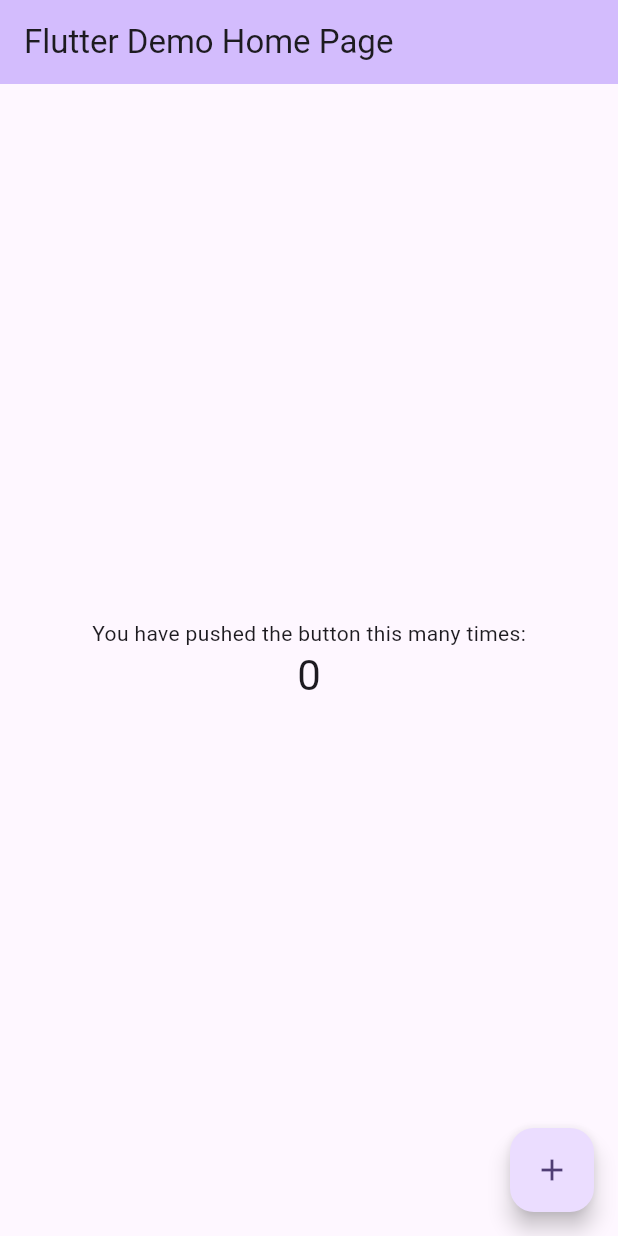
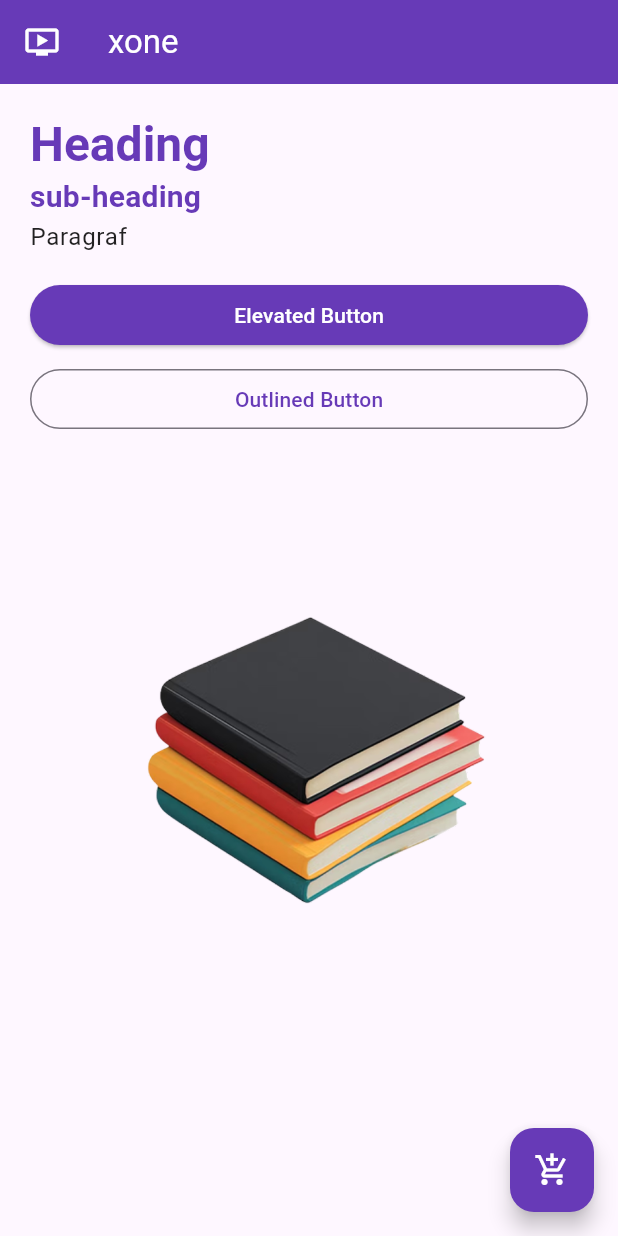
Before and after one commit to xone404/flutterlogin, a Flutter app: the screen it shows after launch, on a phone screen of 412 x 824 dp. Run offline on Flutter 3.47's test engine with Material 3 defaults, Android fonts, the phone set to English and light mode, and no system bars.

Commit message:
heading dll

```diff
--- a/lib/main.dart
+++ b/lib/main.dart
@@ -1,122 +1,102 @@
 import 'package:flutter/material.dart';
 
-void main() {
-  runApp(const MyApp());
-}
+void main() => runApp(const App());
 
-class MyApp extends StatelessWidget {
-  const MyApp({super.key});
+class App extends StatelessWidget {
+  const App({Key? key}) : super(key: key);
 
-  // This widget is the root of your application.
   @override
   Widget build(BuildContext context) {
     return MaterialApp(
-      title: 'Flutter Demo',
+      title: 'Xone App',
       theme: ThemeData(
-        // This is the theme of your application.
-        //
-        // TRY THIS: Try running your application with "flutter run". You'll see
-        // the application has a purple toolbar. Then, without quitting the app,
-        // try changing the seedColor in the colorScheme below to Colors.green
-        // and then invoke "hot reload" (save your changes or press the "hot
-        // reload" button in a Flutter-supported IDE, or press "r" if you used
-        // the command line to start the app).
-        //
-        // Notice that the counter didn't reset back to zero; the application
-        // state is not lost during the reload. To reset the state, use hot
-        // restart instead.
-        //
-        // This works for code too, not just values: Most code changes can be
-        // tested with just a hot reload.
-        colorScheme: ColorScheme.fromSeed(seedColor: Colors.deepPurple),
+        brightness: Brightness.light,
+        primarySwatch: Colors.deepPurple,
+        textTheme: const TextTheme(
+          headlineLarge: TextStyle(
+            fontSize: 32,
+            fontWeight: FontWeight.bold,
+            color: Colors.deepPurple,
+          ),
+          titleMedium: TextStyle(
+            fontSize: 20,
+            fontWeight: FontWeight.w600,
+            color: Colors.deepPurple,
+          ),
+          bodyLarge: TextStyle(fontSize: 16, color: Colors.black87),
+        ),
+        floatingActionButtonTheme: const FloatingActionButtonThemeData(
+          backgroundColor: Colors.deepPurple,
+        ),
+        elevatedButtonTheme: ElevatedButtonThemeData(
+          style: ElevatedButton.styleFrom(
+            backgroundColor: Colors.deepPurple,
+            foregroundColor: Colors.white,
+          ),
+        ),
+        outlinedButtonTheme: OutlinedButtonThemeData(
+          style: OutlinedButton.styleFrom(foregroundColor: Colors.deepPurple),
+        ),
+        appBarTheme: const AppBarTheme(
+          backgroundColor: Colors.deepPurple,
+          foregroundColor: Colors.white,
+          iconTheme: IconThemeData(
+            color: Colors.white,
+          ), // WARNA IKON PUTIH BIAR KONTRAS
+        ),
       ),
-      home: const MyHomePage(title: 'Flutter Demo Home Page'),
+      darkTheme: ThemeData(
+        brightness: Brightness.dark,
+        primarySwatch: Colors.deepPurple,
+      ),
+      themeMode: ThemeMode.light,
+      home: const Apphome(),
     );
   }
 }
 
-class MyHomePage extends StatefulWidget {
-  const MyHomePage({super.key, required this.title});
-
-  // This widget is the home page of your application. It is stateful, meaning
-  // that it has a State object (defined below) that contains fields that affect
-  // how it looks.
-
-  // This class is the configuration for the state. It holds the values (in this
-  // case the title) provided by the parent (in this case the App widget) and
-  // used by the build method of the State. Fields in a Widget subclass are
-  // always marked "final".
-
-  final String title;
-
-  @override
-  State<MyHomePage> createState() => _MyHomePageState();
-}
-
-class _MyHomePageState extends State<MyHomePage> {
-  int _counter = 0;
-
-  void _incrementCounter() {
-    setState(() {
-      // This call to setState tells the Flutter framework that something has
-      // changed in this State, which causes it to rerun the build method below
-      // so that the display can reflect the updated values. If we changed
-      // _counter without calling setState(), then the build method would not be
-      // called again, and so nothing would appear to happen.
-      _counter++;
-    });
-  }
+class Apphome extends StatelessWidget {
+  const Apphome({Key? key}) : super(key: key);
 
   @override
   Widget build(BuildContext context) {
-    // This method is rerun every time setState is called, for instance as done
-    // by the _incrementCounter method above.
-    //
-    // The Flutter framework has been optimized to make rerunning build methods
-    // fast, so that you can just rebuild anything that needs updating rather
-    // than having to individually change instances of widgets.
     return Scaffold(
+      backgroundColor: Theme.of(context).scaffoldBackgroundColor,
       appBar: AppBar(
-        // TRY THIS: Try changing the color here to a specific color (to
-        // Colors.amber, perhaps?) and trigger a hot reload to see the AppBar
-        // change color while the other colors stay the same.
-        backgroundColor: Theme.of(context).colorScheme.inversePrimary,
-        // Here we take the value from the MyHomePage object that was created by
-        // the App.build method, and use it to set our appbar title.
-        title: Text(widget.title),
+        title: const Text("xone"),
+        leading: const Icon(Icons.ondemand_video),
       ),
-      body: Center(
-        // Center is a layout widget. It takes a single child and positions it
-        // in the middle of the parent.
-        child: Column(
-          // Column is also a layout widget. It takes a list of children and
-          // arranges them vertically. By default, it sizes itself to fit its
-          // children horizontally, and tries to be as tall as its parent.
-          //
-          // Column has various properties to control how it sizes itself and
-          // how it positions its children. Here we use mainAxisAlignment to
-          // center the children vertically; the main axis here is the vertical
-          // axis because Columns are vertical (the cross axis would be
-          // horizontal).
-          //
-          // TRY THIS: Invoke "debug painting" (choose the "Toggle Debug Paint"
-          // action in the IDE, or press "p" in the console), to see the
-          // wireframe for each widget.
-          mainAxisAlignment: MainAxisAlignment.center,
-          children: <Widget>[
-            const Text('You have pushed the button this many times:'),
-            Text(
-              '$_counter',
-              style: Theme.of(context).textTheme.headlineMedium,
+      floatingActionButton: FloatingActionButton(
+        onPressed: () {},
+        backgroundColor: Colors.deepPurple, // warna latar FAB
+        foregroundColor: Colors.white, // warna ikon jadi putih
+        child: const Icon(Icons.add_shopping_cart_outlined),
+      ),
+      body: Padding(
+        padding: const EdgeInsets.all(20.0),
+        child: ListView(
+          children: [
+            Text("Heading", style: Theme.of(context).textTheme.headlineLarge),
+            Text("sub-heading", style: Theme.of(context).textTheme.titleMedium),
+            Text("Paragraf", style: Theme.of(context).textTheme.bodyLarge),
+            const SizedBox(height: 16),
+            ElevatedButton(
+              onPressed: () {},
+              child: const Text("Elevated Button"),
+            ),
+            const SizedBox(height: 8),
+            OutlinedButton(
+              onPressed: () {},
+              child: const Text("Outlined Button"),
+            ),
+            const SizedBox(height: 20),
+            const Padding(
+              padding: EdgeInsets.all(30.0),
+              child: Image(image: AssetImage("assets/images/buku.png")),
             ),
           ],
         ),
       ),
-      floatingActionButton: FloatingActionButton(
-        onPressed: _incrementCounter,
-        tooltip: 'Increment',
-        child: const Icon(Icons.add),
-      ), // This trailing comma makes auto-formatting nicer for build methods.
     );
   }
 }
--- /dev/null
+++ b/packages/auth_repository/analysis_options.yaml
@@ -0,0 +1,4 @@
+include: package:flutter_lints/flutter.yaml
+
+# Additional information about this file can be found at
+# https://dart.dev/guides/language/analysis-options
--- /dev/null
+++ b/packages/auth_repository/lib/auth_repository.dart
@@ -0,0 +1,5 @@
+/// A Calculator.
+class Calculator {
+  /// Returns [value] plus 1.
+  int addOne(int value) => value + 1;
+}
```
Also changed, not shown: packages/auth_repository/pubspec.yaml (added, +54 -0 lines), pubspec.yaml (+3 -67 lines), assets/images/buku.png (added), 7 other files.
